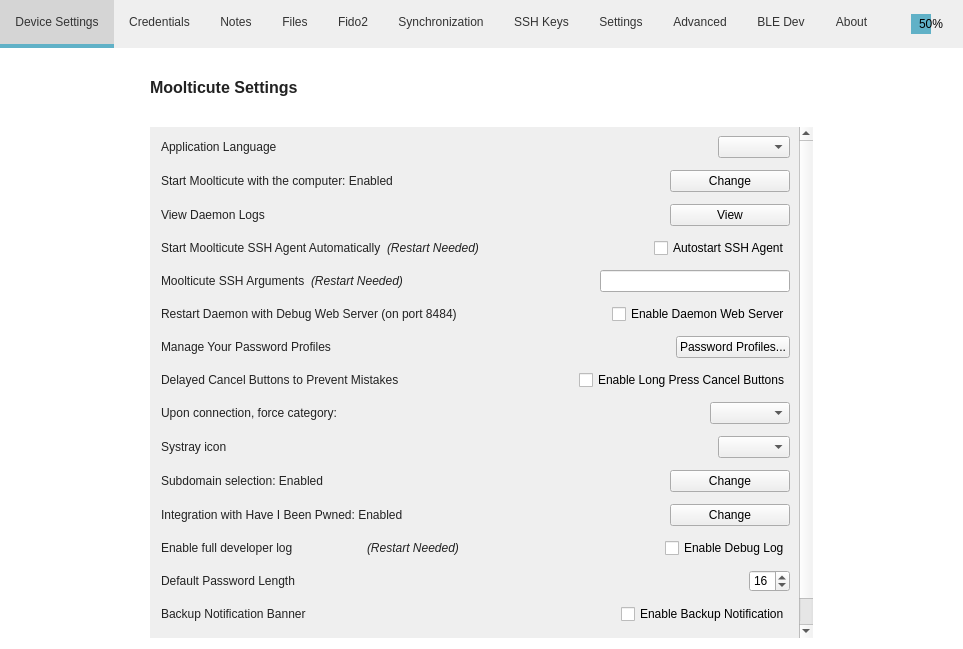
Above: src/MainWindow.ui from mooltipass/moolticute before the change. Below: the same form after it.
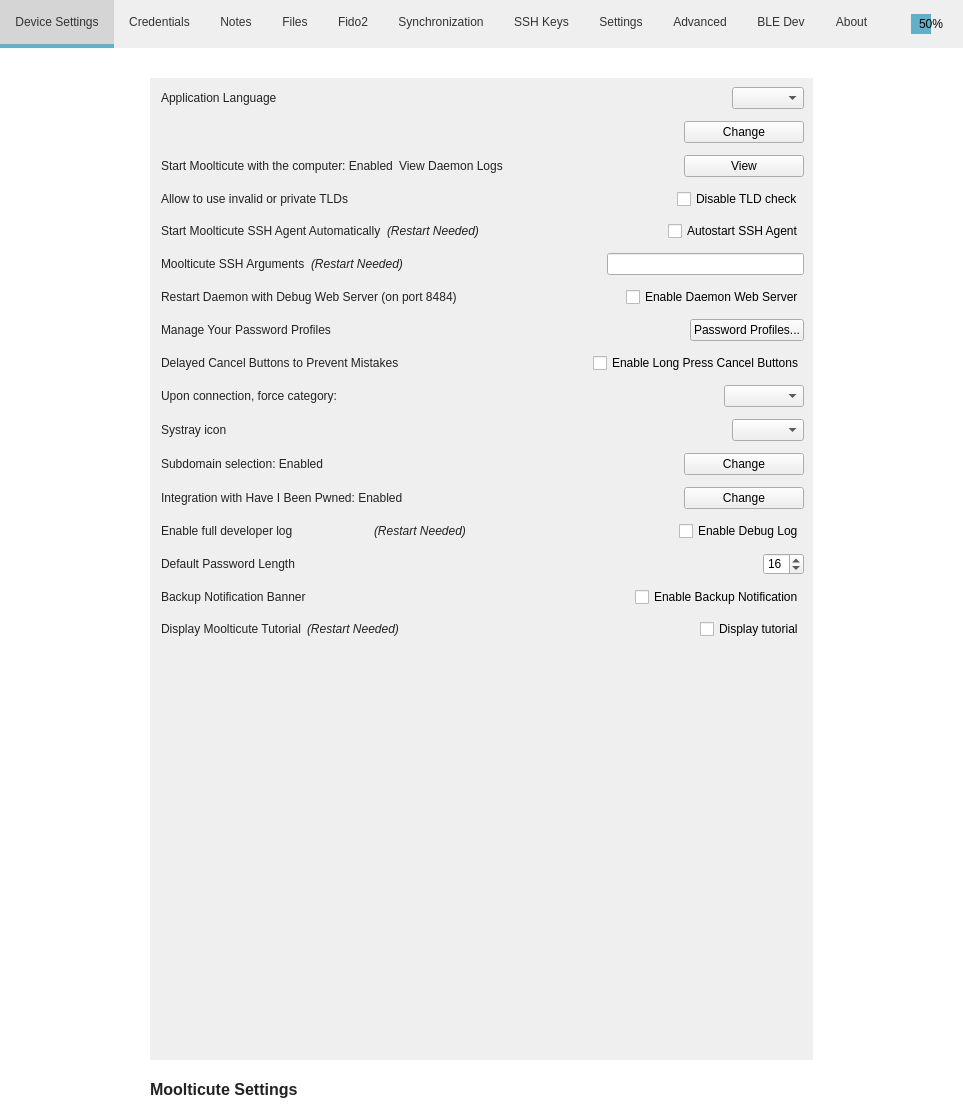
That is the form after the change. Icons and pictures are not drawn. Custom widgets are drawn as their Qt base class.

```diff
--- a/src/MainWindow.ui
+++ b/src/MainWindow.ui
@@ -7,7 +7,7 @@
     <x>0</x>
     <y>0</y>
     <width>946</width>
-    <height>632</height>
+    <height>1120</height>
    </rect>
   </property>
   <property name="sizePolicy">
@@ -3878,35 +3878,6 @@
           <property name="rightMargin">
            <number>120</number>
           </property>
-          <item>
-           <widget class="QLabel" name="label_31">
-            <property name="font">
-             <font>
-              <pointsize>12</pointsize>
-              <bold>true</bold>
-             </font>
-            </property>
-            <property name="text">
-             <string>Moolticute Settings</string>
-            </property>
-           </widget>
-          </item>
-          <item>
-           <spacer name="verticalSpacer_17">
-            <property name="orientation">
-             <enum>Qt::Vertical</enum>
-            </property>
-            <property name="sizeType">
-             <enum>QSizePolicy::Fixed</enum>
-            </property>
-            <property name="sizeHint" stdset="0">
-             <size>
-              <width>20</width>
-              <height>10</height>
-             </size>
-            </property>
-           </spacer>
-          </item>
           <item>
            <widget class="QScrollArea" name="scrollAreaMCSettings">
             <property name="styleSheet">
@@ -3930,7 +3901,7 @@
                <x>0</x>
                <y>0</y>
                <width>646</width>
-               <height>874</height>
+               <height>941</height>
               </rect>
              </property>
              <property name="autoFillBackground">
@@ -3981,19 +3952,6 @@
               </item>
               <item>
                <layout class="QHBoxLayout" name="horizontalLayout_17">
-                <item>
-                 <widget class="QLabel" name="labelAutoStart">
-                  <property name="sizePolicy">
-                   <sizepolicy hsizetype="MinimumExpanding" vsizetype="Preferred">
-                    <horstretch>0</horstretch>
-                    <verstretch>0</verstretch>
-                   </sizepolicy>
-                  </property>
-                  <property name="text">
-                   <string>Start Moolticute with the computer: Enabled</string>
-                  </property>
-                 </widget>
-                </item>
                 <item>
                  <spacer name="horizontalSpacer_21">
                   <property name="orientation">
@@ -4024,6 +3982,19 @@
               </item>
               <item>
                <layout class="QHBoxLayout" name="horizontalLayout_16">
+                <item>
+                 <widget class="QLabel" name="labelAutoStart">
+                  <property name="sizePolicy">
+                   <sizepolicy hsizetype="MinimumExpanding" vsizetype="Preferred">
+                    <horstretch>0</horstretch>
+                    <verstretch>0</verstretch>
+                   </sizepolicy>
+                  </property>
+                  <property name="text">
+                   <string>Start Moolticute with the computer: Enabled</string>
+                  </property>
+                 </widget>
+                </item>
                 <item>
                  <widget class="QLabel" name="label_32">
                   <property name="sizePolicy">
@@ -4065,6 +4036,37 @@
                 </item>
                </layout>
               </item>
+              <item>
+               <layout class="QHBoxLayout" name="horizontalLayout_15">
+                <item>
+                 <widget class="QLabel" name="label_27">
+                  <property name="text">
+                   <string>Allow to use invalid or private TLDs</string>
+                  </property>
+                 </widget>
+                </item>
+                <item>
+                 <spacer name="horizontalSpacer_63">
+                  <property name="orientation">
+                   <enum>Qt::Horizontal</enum>
+                  </property>
+                  <property name="sizeHint" stdset="0">
+                   <size>
+                    <width>40</width>
+                    <height>20</height>
+                   </size>
+                  </property>
+                 </spacer>
+                </item>
+                <item>
+                 <widget class="QCheckBox" name="checkBoxTLDCheck">
+                  <property name="text">
+                   <string>Disable TLD check</string>
+                  </property>
+                 </widget>
+                </item>
+               </layout>
+              </item>
               <item>
                <layout class="QHBoxLayout" name="horizontalLayout_19">
                 <item>
@@ -4582,6 +4584,35 @@
             </widget>
            </widget>
           </item>
+          <item>
+           <widget class="QLabel" name="label_31">
+            <property name="font">
+             <font>
+              <pointsize>12</pointsize>
+              <bold>true</bold>
+             </font>
+            </property>
+            <property name="text">
+             <string>Moolticute Settings</string>
+            </property>
+           </widget>
+          </item>
+          <item>
+           <spacer name="verticalSpacer_17">
+            <property name="orientation">
+             <enum>Qt::Vertical</enum>
+            </property>
+            <property name="sizeType">
+             <enum>QSizePolicy::Fixed</enum>
+            </property>
+            <property name="sizeHint" stdset="0">
+             <size>
+              <width>20</width>
+              <height>10</height>
+             </size>
+            </property>
+           </spacer>
+          </item>
          </layout>
         </item>
        </layout>
```
Left out of the diff: 4 changed lines with no effect on the pictures.
